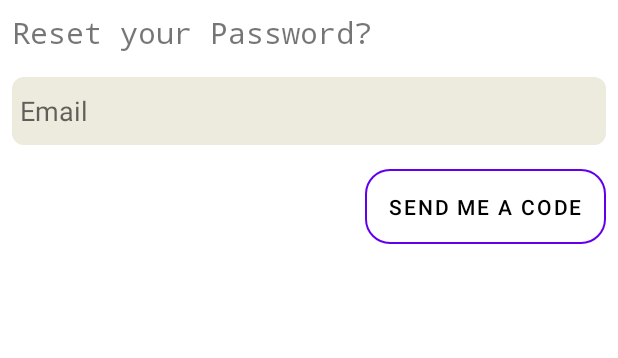
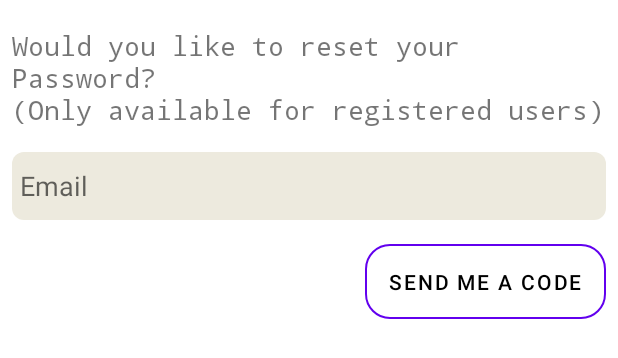
Before and after one commit to kebora/UsaidiziHub, an Android app: the layout login_bottom_sheet.xml on its own in the app's theme, with its tools: preview values and no code run, on a phone screen of 412 x 824 dp. Shown: the top 358 px of the screen. Run offline under Robolectric (Android 15) with nearby library versions, the light colour scheme and no system bars.

Commit message:
add BottomSheetFragment

```diff
--- a/app/src/main/res/layout/login_bottom_sheet.xml
+++ b/app/src/main/res/layout/login_bottom_sheet.xml
@@ -7,13 +7,21 @@
     android:orientation="vertical"
     android:padding="8dp"
     app:layout_behavior="com.google.android.material.bottomsheet.BottomSheetBehavior">
-
+    <ScrollView
+        android:layout_width="match_parent"
+        android:layout_height="match_parent"
+        >
+        <LinearLayout
+            android:layout_width="match_parent"
+            android:layout_height="match_parent"
+            android:layout_marginTop="10dp"
+            android:orientation="vertical">
     <TextView
         android:layout_width="match_parent"
         android:layout_height="wrap_content"
         android:fontFamily="monospace"
-        android:text="Reset your Password?"
-        android:textSize="20sp" />
+        android:text="Would you like to reset your Password?\n(Only available for registered users)"
+        android:textSize="18sp" />
 
     <EditText
         android:id="@+id/reset_email_address"
@@ -38,5 +46,6 @@
         android:text="Send me a code"
         android:textColor="@color/black"
         app:layout_constraintVertical_bias="0.2" />
-
+        </LinearLayout>
+    </ScrollView>
 </LinearLayout>
```
Also changed, not shown: app/src/main/java/com/simiyu/usaidizihub/BottomSheetFragment.java (added, +22 -0 lines), app/src/main/java/com/simiyu/usaidizihub/LoginActivity.java (+14 -2 lines).
